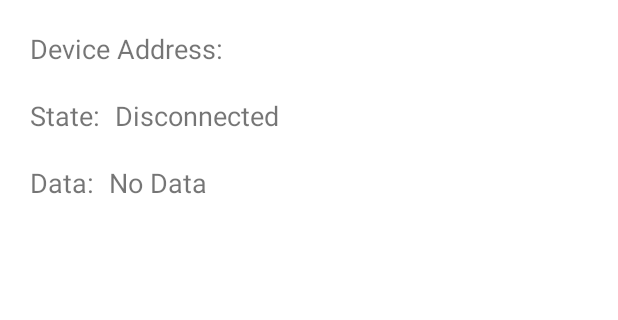
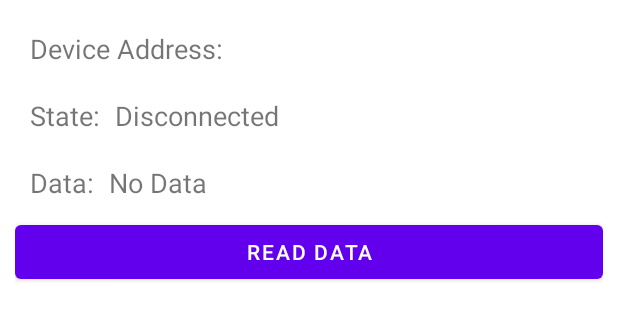
Before and after one commit to HypnoticMarten77/uControl, an Android app: the layout activity_device_control.xml on its own in the app's theme, with its tools: preview values and no code run, on a phone screen of 412 x 824 dp. Shown: the top 320 px of the screen. Run offline under Robolectric (Android 15) with nearby library versions, the phone set to English and light mode, and no system bars.

Commit message:
Read data check

```diff
--- a/app/src/main/res/layout/activity_device_control.xml
+++ b/app/src/main/res/layout/activity_device_control.xml
@@ -65,7 +65,10 @@
             android:text="@string/no_data"
             android:textSize="18sp"/>
     </LinearLayout>
-    <ExpandableListView android:id="@+id/gatt_services_list"
+
+    <Button
+        android:id="@+id/readBtn"
         android:layout_width="match_parent"
-        android:layout_height="wrap_content"/>
+        android:layout_height="wrap_content"
+        android:text="Read Data" />
 </LinearLayout>
```
Also changed, not shown: app/src/main/java/com/example/ucontrolcompanion/BluetoothLeService.java (+7 -5 lines), app/src/main/java/com/example/ucontrolcompanion/DeviceControlActivity.java (+44 -1 lines).
